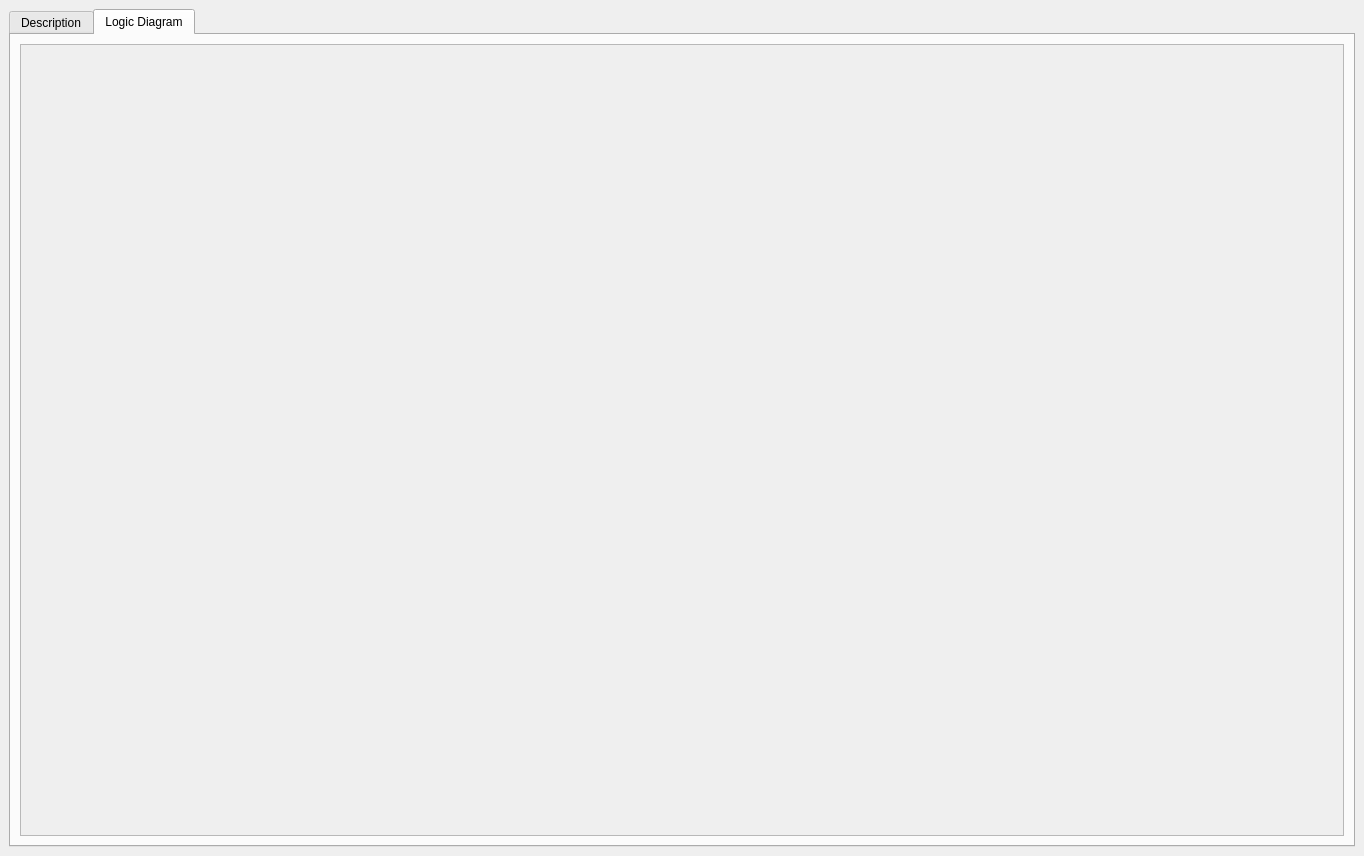
The window that GridExpansion/gridexpansion.ui (megarevolpr/Win) describes before a commit, drawn with Qt 5.
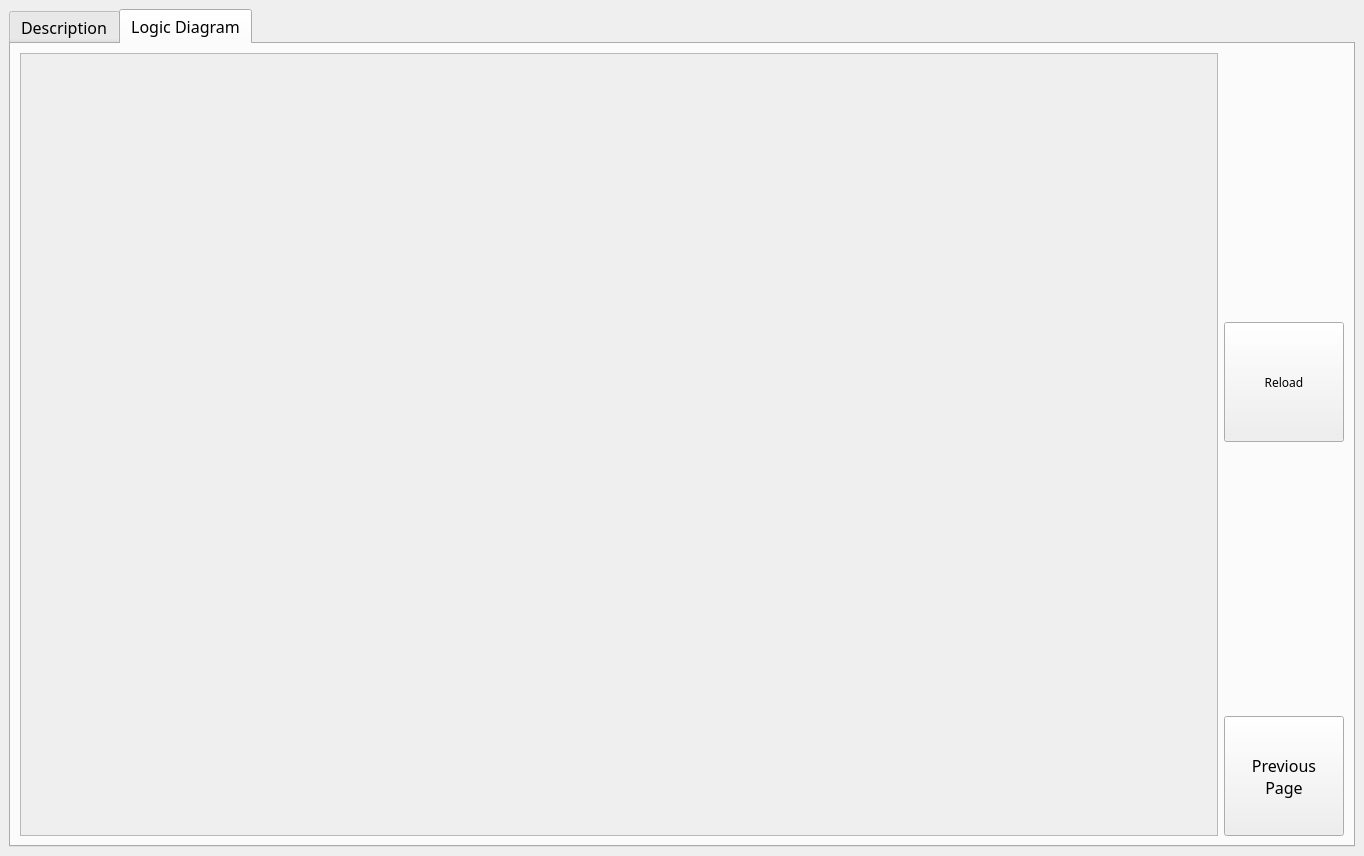
The same window after the commit. The open tabs and pages were chosen to show the change. Icons and pictures are not drawn.

Patch:
```diff
--- a/GridExpansion/gridexpansion.ui
+++ b/GridExpansion/gridexpansion.ui
@@ -17,6 +17,12 @@
    <layout class="QGridLayout" name="gridLayout">
     <item row="0" column="0">
      <widget class="QTabWidget" name="tabWidget">
+      <property name="font">
+       <font>
+        <family>宋体</family>
+        <pointsize>12</pointsize>
+       </font>
+      </property>
       <property name="currentIndex">
        <number>0</number>
       </property>
@@ -156,7 +162,7 @@
        </attribute>
        <layout class="QGridLayout" name="gridLayout_3">
         <item row="0" column="0">
-         <layout class="QHBoxLayout" name="horizontalLayout" stretch="15">
+         <layout class="QHBoxLayout" name="horizontalLayout" stretch="15,0">
           <item>
            <widget class="QScrollArea" name="scrollArea">
             <property name="widgetResizable">
@@ -167,8 +173,8 @@
               <rect>
                <x>0</x>
                <y>0</y>
-               <width>1318</width>
-               <height>785</height>
+               <width>1190</width>
+               <height>779</height>
               </rect>
              </property>
              <layout class="QGridLayout" name="gridLayout_2">
@@ -192,6 +198,77 @@
             </widget>
            </widget>
           </item>
+          <item>
+           <layout class="QVBoxLayout" name="verticalLayout">
+            <item>
+             <spacer name="verticalSpacer">
+              <property name="orientation">
+               <enum>Qt::Vertical</enum>
+              </property>
+              <property name="sizeHint" stdset="0">
+               <size>
+                <width>20</width>
+                <height>40</height>
+               </size>
+              </property>
+             </spacer>
+            </item>
+            <item>
+             <widget class="QPushButton" name="pushButton">
+              <property name="minimumSize">
+               <size>
+                <width>120</width>
+                <height>120</height>
+               </size>
+              </property>
+              <property name="font">
+               <font>
+                <family>宋体</family>
+                <pointsize>9</pointsize>
+               </font>
+              </property>
+              <property name="styleSheet">
+               <string notr="true">image: url(:/new_ui/UI/重新加载.png);</string>
+              </property>
+              <property name="text">
+               <string>Reload</string>
+              </property>
+             </widget>
+            </item>
+            <item>
+             <spacer name="verticalSpacer_2">
+              <property name="orientation">
+               <enum>Qt::Vertical</enum>
+              </property>
+              <property name="sizeHint" stdset="0">
+               <size>
+                <width>20</width>
+                <height>40</height>
+               </size>
+              </property>
+             </spacer>
+            </item>
+            <item>
+             <widget class="QPushButton" name="pushButton_2">
+              <property name="minimumSize">
+               <size>
+                <width>120</width>
+                <height>120</height>
+               </size>
+              </property>
+              <property name="font">
+               <font>
+                <pointsize>12</pointsize>
+               </font>
+              </property>
+              <property name="text">
+               <string>Previous
+Page</string>
+              </property>
+             </widget>
+            </item>
+           </layout>
+          </item>
          </layout>
         </item>
        </layout>
```
Left out of the diff: 14 changed lines with no effect on the pictures.
